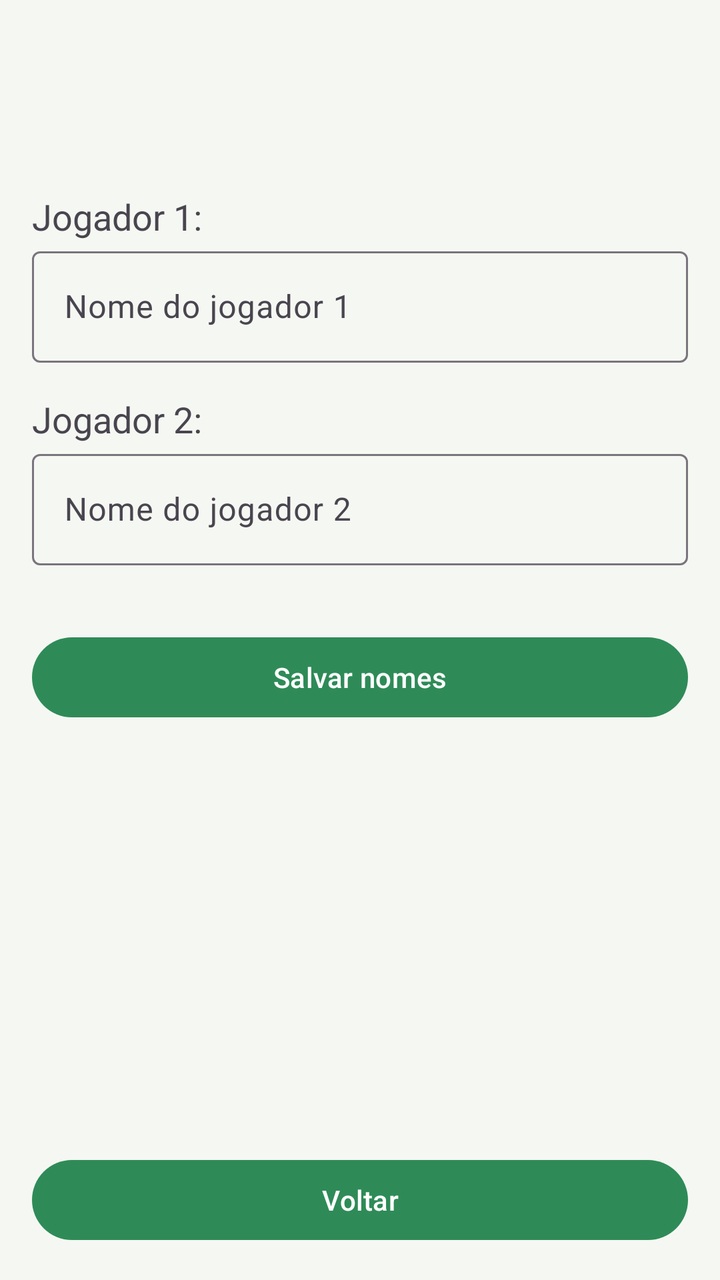
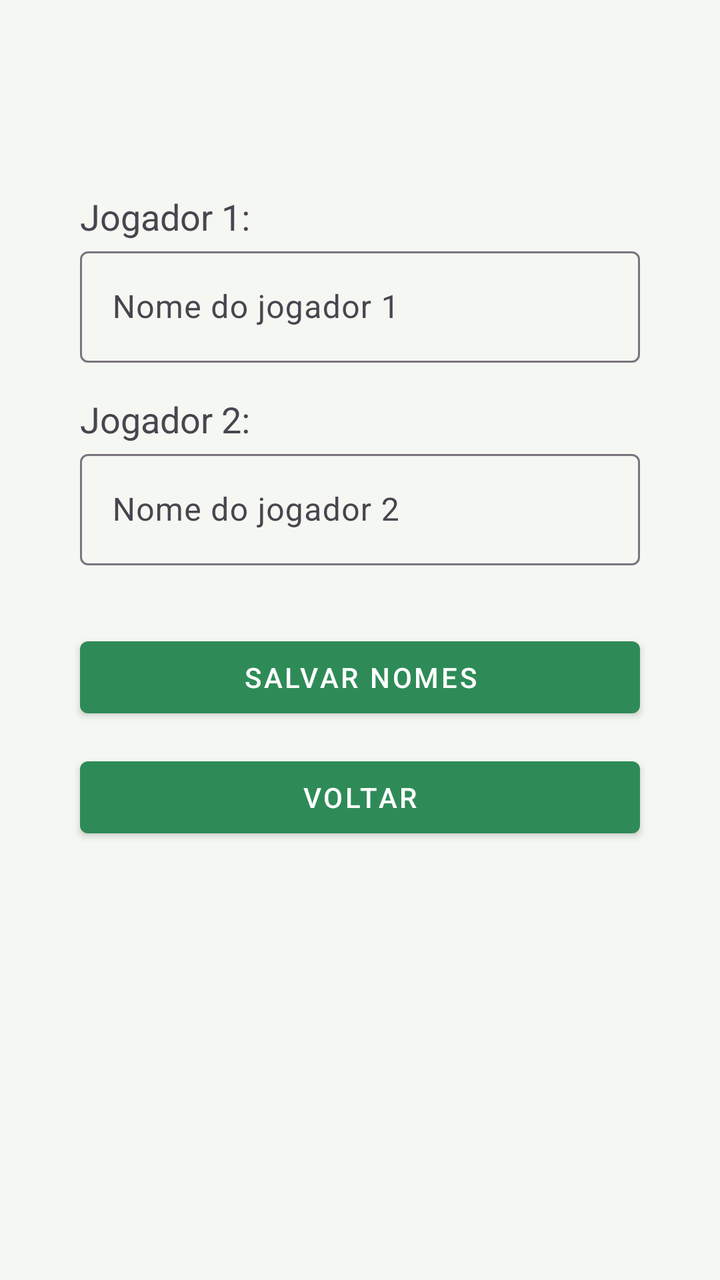

Two renders of the same Android screen: before a commit and after it. Below are the layout's source before the change and the commit's diff.
<!-- AndroidManifest.xml: application theme Theme.Truco -->
<!-- res/layout/activity_informar_nomes.xml -->
<?xml version="1.0" encoding="utf-8"?>
<androidx.constraintlayout.widget.ConstraintLayout
    xmlns:android="http://schemas.android.com/apk/res/android"
    xmlns:app="http://schemas.android.com/apk/res-auto"
    android:id="@+id/main"
    android:layout_width="match_parent"
    android:layout_height="match_parent"
    android:padding="16dp">

    
    <TextView
        android:id="@+id/nome_jogador1"
        android:layout_width="wrap_content"
        android:layout_height="wrap_content"
        android:text="Jogador 1:"
        android:textSize="18sp"
        app:layout_constraintStart_toStartOf="parent"
        app:layout_constraintTop_toTopOf="parent"
        android:layout_marginTop="80dp"/>

    
    <com.google.android.material.textfield.TextInputLayout
        android:id="@+id/layoutJogador1"
        android:layout_width="0dp"
        android:layout_height="wrap_content"
        android:hint="Nome do jogador 1"
        app:layout_constraintEnd_toEndOf="parent"
        app:layout_constraintStart_toStartOf="@+id/nome_jogador1"
        app:layout_constraintTop_toBottomOf="@+id/nome_jogador1">

        <com.google.android.material.textfield.TextInputEditText
            android:id="@+id/inputJogador1"
            android:layout_width="match_parent"
            android:layout_height="wrap_content"
            android:inputType="textPersonName" />
    </com.google.android.material.textfield.TextInputLayout>

    
    <TextView
        android:id="@+id/nome_jogador2"
        android:layout_width="wrap_content"
        android:layout_height="wrap_content"
        android:layout_marginTop="16dp"
        android:text="Jogador 2:"
        android:textSize="18sp"
        app:layout_constraintStart_toStartOf="parent"
        app:layout_constraintTop_toBottomOf="@+id/layoutJogador1" />

    
    <com.google.android.material.textfield.TextInputLayout
        android:id="@+id/layoutJogador2"
        android:layout_width="0dp"
        android:layout_height="wrap_content"
        android:hint="Nome do jogador 2"
        app:layout_constraintEnd_toEndOf="parent"
        app:layout_constraintStart_toStartOf="@+id/nome_jogador2"
        app:layout_constraintTop_toBottomOf="@+id/nome_jogador2">

        <com.google.android.material.textfield.TextInputEditText
            android:id="@+id/inputJogador2"
            android:layout_width="match_parent"
            android:layout_height="wrap_content"
            android:inputType="textPersonName" />
    </com.google.android.material.textfield.TextInputLayout>

    
    <Button
        android:id="@+id/salvar"
        android:layout_width="0dp"
        android:layout_height="wrap_content"
        android:text="Salvar nomes"
        android:layout_marginTop="32dp"
        app:layout_constraintTop_toBottomOf="@id/layoutJogador2"
        app:layout_constraintStart_toStartOf="parent"
        app:layout_constraintEnd_toEndOf="parent"/>

    
    <Button
        android:id="@+id/voltar"
        android:layout_width="0dp"
        android:layout_height="wrap_content"
        android:text="Voltar"
        app:layout_constraintBottom_toBottomOf="parent"
        app:layout_constraintStart_toStartOf="parent"
        app:layout_constraintEnd_toEndOf="parent"/>

</androidx.constraintlayout.widget.ConstraintLayout>
<!-- resources referenced by this layout -->
<resources>
  <style name="Theme.Truco" parent="Base.Theme.Truco" />
  <style name="Base.Theme.Truco" parent="Theme.Material3.DayNight.NoActionBar">
  
          
          <item name="colorPrimary">@color/green_500</item>
          <item name="colorPrimaryVariant">@color/green_700</item>
          <item name="colorOnPrimary">@color/white</item>
  
          
          <item name="colorSecondary">@color/gold_500</item>
          <item name="colorSecondaryVariant">@color/gold_700</item>
          <item name="colorOnSecondary">@color/black</item>
  
          
          <item name="android:colorBackground">@color/background</item>
          <item name="colorSurface">@color/surface</item>
          <item name="colorOnSurface">@color/text_primary</item>
  
          
          <item name="android:statusBarColor" tools:targetApi="l">?attr/colorPrimaryVariant</item>
  
      </style>
  <color name="green_500">#FF2E8B57</color>
  <color name="green_700">#FF1B5E20</color>
  <color name="white">#FFFFFFFF</color>
  <color name="gold_500">#FFFFC107</color>
  <color name="gold_700">#FFFF8F00</color>
  <color name="black">#FF000000</color>
  <color name="background">#FFF5F7F2</color>
  <color name="surface">#FFFFFFFF</color>
  <color name="text_primary">#FF17251E</color>
</resources>

<!-- the commit's change to res/layout/activity_informar_nomes.xml (unified diff, before → after) -->
@@ -2,29 +2,29 @@
 <androidx.constraintlayout.widget.ConstraintLayout
     xmlns:android="http://schemas.android.com/apk/res/android"
     xmlns:app="http://schemas.android.com/apk/res-auto"
+    xmlns:tools="http://schemas.android.com/tools"
     android:id="@+id/main"
     android:layout_width="match_parent"
     android:layout_height="match_parent"
     android:padding="16dp">
 
-    
     <TextView
         android:id="@+id/nome_jogador1"
         android:layout_width="wrap_content"
         android:layout_height="wrap_content"
+        android:layout_marginStart="24dp"
+        android:layout_marginTop="80dp"
         android:text="Jogador 1:"
         android:textSize="18sp"
         app:layout_constraintStart_toStartOf="parent"
-        app:layout_constraintTop_toTopOf="parent"
-        android:layout_marginTop="80dp"/>
+        app:layout_constraintTop_toTopOf="parent" />
 
-    
     <com.google.android.material.textfield.TextInputLayout
         android:id="@+id/layoutJogador1"
         android:layout_width="0dp"
         android:layout_height="wrap_content"
         android:hint="Nome do jogador 1"
-        app:layout_constraintEnd_toEndOf="parent"
+        app:layout_constraintEnd_toEndOf="@+id/salvar"
         app:layout_constraintStart_toStartOf="@+id/nome_jogador1"
         app:layout_constraintTop_toBottomOf="@+id/nome_jogador1">
 
@@ -35,7 +35,6 @@
             android:inputType="textPersonName" />
     </com.google.android.material.textfield.TextInputLayout>
 
-    
     <TextView
         android:id="@+id/nome_jogador2"
         android:layout_width="wrap_content"
@@ -43,16 +42,15 @@
         android:layout_marginTop="16dp"
         android:text="Jogador 2:"
         android:textSize="18sp"
-        app:layout_constraintStart_toStartOf="parent"
+        app:layout_constraintStart_toStartOf="@+id/nome_jogador1"
         app:layout_constraintTop_toBottomOf="@+id/layoutJogador1" />
 
-    
     <com.google.android.material.textfield.TextInputLayout
         android:id="@+id/layoutJogador2"
         android:layout_width="0dp"
         android:layout_height="wrap_content"
         android:hint="Nome do jogador 2"
-        app:layout_constraintEnd_toEndOf="parent"
+        app:layout_constraintEnd_toEndOf="@+id/layoutJogador1"
         app:layout_constraintStart_toStartOf="@+id/nome_jogador2"
         app:layout_constraintTop_toBottomOf="@+id/nome_jogador2">
 
@@ -63,25 +61,27 @@
             android:inputType="textPersonName" />
     </com.google.android.material.textfield.TextInputLayout>
 
-    
     <Button
         android:id="@+id/salvar"
+        style="@style/BotaoPontuacao"
         android:layout_width="0dp"
         android:layout_height="wrap_content"
+        android:layout_marginTop="32dp"
+        android:layout_marginEnd="24dp"
         android:text="Salvar nomes"
-        android:layout_marginTop="32dp"
-        app:layout_constraintTop_toBottomOf="@id/layoutJogador2"
-        app:layout_constraintStart_toStartOf="parent"
-        app:layout_constraintEnd_toEndOf="parent"/>
+        app:layout_constraintEnd_toEndOf="parent"
+        app:layout_constraintStart_toStartOf="@+id/nome_jogador2"
+        app:layout_constraintTop_toBottomOf="@id/layoutJogador2" />
 
-    
     <Button
         android:id="@+id/voltar"
+        style="@style/BotaoPontuacao"
         android:layout_width="0dp"
         android:layout_height="wrap_content"
+        android:layout_marginTop="12dp"
         android:text="Voltar"
-        app:layout_constraintBottom_toBottomOf="parent"
-        app:layout_constraintStart_toStartOf="parent"
-        app:layout_constraintEnd_toEndOf="parent"/>
+        app:layout_constraintTop_toBottomOf="@id/salvar"
+        app:layout_constraintEnd_toEndOf="@+id/salvar"
+        app:layout_constraintStart_toStartOf="@+id/salvar" />
 
 </androidx.constraintlayout.widget.ConstraintLayout>
<!-- resource entries referenced after the edit -->
@@ -1,5 +1,16 @@
 <!-- resources referenced by this layout -->
 <resources>
+  <style name="BotaoPontuacao" parent="Widget.MaterialComponents.Button">
+          <item name="android:layout_width">0dp</item>
+          <item name="android:layout_height">47dp</item>
+          <item name="android:minWidth">0dp</item>
+          <item name="android:paddingLeft">2dp</item>
+          <item name="android:paddingRight">2dp</item>
+          <item name="android:insetLeft">0dp</item>
+          <item name="android:insetRight">0dp</item>
+          <item name="android:maxLines">1</item>
+          <item name="android:singleLine">true</item>
+      </style>
   <style name="Theme.Truco" parent="Base.Theme.Truco" />
   <style name="Base.Theme.Truco" parent="Theme.Material3.DayNight.NoActionBar">
   
